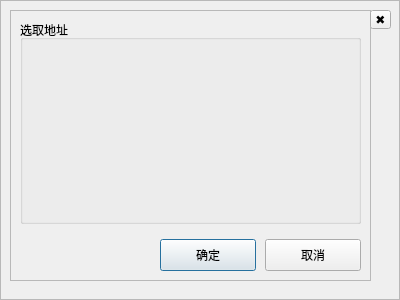
to1dev/tengu, file src/Forms/WalletSelectorForm.ui: the form before one commit.
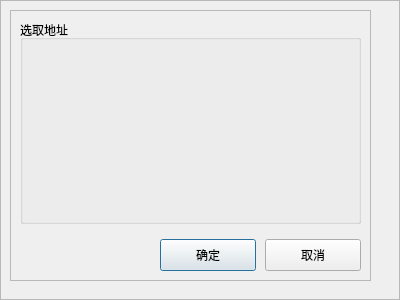
The form after the commit.

```diff
--- a/src/Forms/WalletSelectorForm.ui
+++ b/src/Forms/WalletSelectorForm.ui
@@ -141,19 +141,6 @@
        </item>
       </layout>
      </widget>
-     <widget class="QToolButton" name="ButtonClose">
-      <property name="geometry">
-       <rect>
-        <x>370</x>
-        <y>10</y>
-        <width>21</width>
-        <height>19</height>
-       </rect>
-      </property>
-      <property name="text">
-       <string>✖️</string>
-      </property>
-     </widget>
     </widget>
    </item>
   </layout>
```
Left out of the diff: 14 changed lines with no effect on the pictures. Lines whose indentation alone changed are shown as unchanged.
